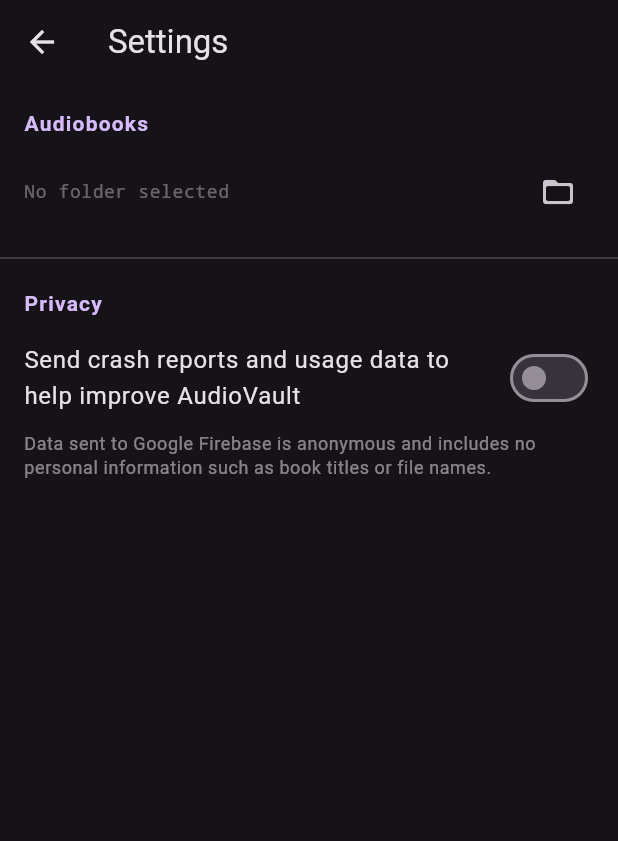
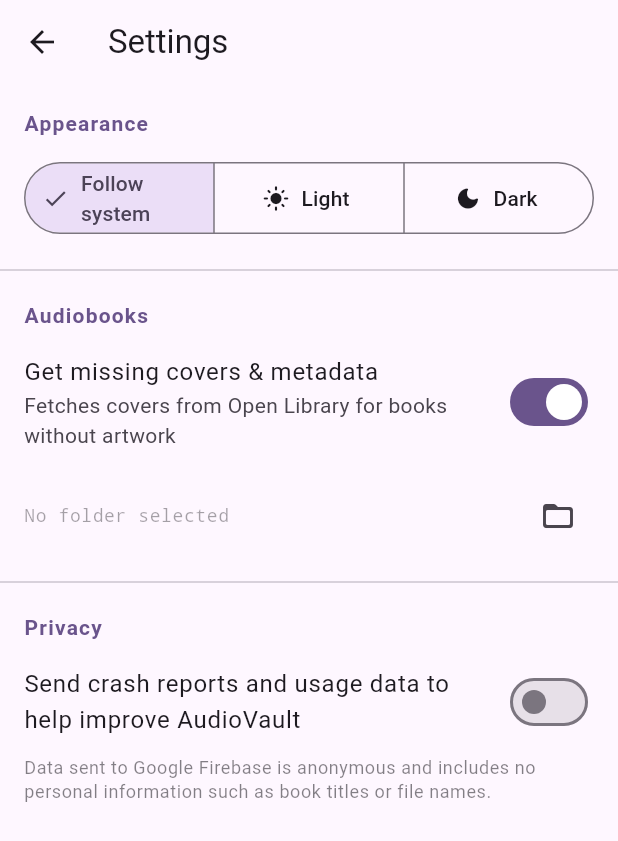
Before and after one commit to mattsteednz/audiovault, a Flutter app: the LibraryScreen screen opened directly, after a tap on the "settings" icon, on a phone screen of 412 x 824 dp. Shown: the top 841 px of the screen. Run offline on Flutter 3.47's test engine with Material 3 defaults, Android fonts, the phone set to English and light mode, and no system bars; our stand-ins replace audio_service, file_picker, firebase_analytics, firebase_core, firebase_crashlytics, just_audio and 3 more; missing offline and left inert: audio_metadata_reader; accounts and stored records are empty.

Commit message:
feat: light/dark mode, Open Library cover enrichment, natural file sort
- Theme: new Appearance section in Settings (Follow system / Light / Dark),
  persisted and applied live via ValueNotifier; no flash on launch
- EnrichmentService: background Open Library cover fetching, SQLite cache
  (audiovault_enrichment.db), streams covers to LibraryScreen as they arrive;
  retry cap of once per 24 h; toggle in Settings (on by default)
- Natural sort: audio files now sort 2 < 10 < 100, fixing chapter order
- Audiobook.copyWith for immutable cover updates
- Audio stream error handling: onError callbacks log instead of swallowing
- Add http: ^1.2.0 dependency
- Move completed PRDs to prd/done/
- Add CHANGELOG.md

Co-Authored-By: Claude Sonnet 4.6 <noreply@anthropic.com>

```diff
--- a/lib/main.dart
+++ b/lib/main.dart
@@ -1,7 +1,6 @@
 import 'package:audio_service/audio_service.dart';
 import 'package:firebase_core/firebase_core.dart';
 import 'package:flutter/material.dart';
-import 'package:shared_preferences/shared_preferences.dart';
 import 'screens/consent_screen.dart';
 import 'screens/library_screen.dart';
 import 'screens/onboarding_screen.dart';
@@ -10,6 +9,22 @@ import 'services/preferences_service.dart';
 import 'services/telemetry_service.dart';
 
 late AudioVaultHandler audioHandler;
+
+/// Notifier that drives the app-wide theme mode. Update this to change the
+/// theme without restarting the app.
+final ValueNotifier<ThemeMode> themeModeNotifier =
+    ValueNotifier<ThemeMode>(ThemeMode.system);
+
+ThemeMode _themeModeFromString(String? value) {
+  switch (value) {
+    case 'light':
+      return ThemeMode.light;
+    case 'dark':
+      return ThemeMode.dark;
+    default:
+      return ThemeMode.system;
+  }
+}
 
 void main() async {
   WidgetsFlutterBinding.ensureInitialized();
@@ -35,25 +50,51 @@ void main() async {
     // Firebase not yet configured — app continues without telemetry.
   }
 
+  // Read persisted theme mode before first frame so there is no flash.
+  final storedTheme = await PreferencesService().getThemeMode();
+  themeModeNotifier.value = _themeModeFromString(storedTheme);
+
   runApp(const AudioVaultApp());
 }
 
-class AudioVaultApp extends StatelessWidget {
+class AudioVaultApp extends StatefulWidget {
   const AudioVaultApp({super.key});
 
   @override
+  State<AudioVaultApp> createState() => _AudioVaultAppState();
+}
+
+class _AudioVaultAppState extends State<AudioVaultApp> {
+  static final _lightTheme = ThemeData(
+    colorScheme: ColorScheme.fromSeed(
+      seedColor: const Color(0xFF6B4C9A),
+      brightness: Brightness.light,
+    ),
+    useMaterial3: true,
+  );
+
+  static final _darkTheme = ThemeData(
+    colorScheme: ColorScheme.fromSeed(
+      seedColor: const Color(0xFF6B4C9A),
+      brightness: Brightness.dark,
+    ),
+    useMaterial3: true,
+  );
+
+  @override
   Widget build(BuildContext context) {
-    return MaterialApp(
-      title: 'AudioVault',
-      debugShowCheckedModeBanner: false,
-      theme: ThemeData(
-        colorScheme: ColorScheme.fromSeed(
-          seedColor: const Color(0xFF6B4C9A),
-          brightness: Brightness.dark,
-        ),
-        useMaterial3: true,
-      ),
-      home: const _AppEntryPoint(),
+    return ValueListenableBuilder<ThemeMode>(
+      valueListenable: themeModeNotifier,
+      builder: (context, themeMode, _) {
+        return MaterialApp(
+          title: 'AudioVault',
+          debugShowCheckedModeBanner: false,
+          theme: _lightTheme,
+          darkTheme: _darkTheme,
+          themeMode: themeMode,
+          home: const _AppEntryPoint(),
+        );
+      },
     );
   }
 }
--- a/lib/screens/library_screen.dart
+++ b/lib/screens/library_screen.dart
@@ -4,6 +4,7 @@ import 'package:audio_service/audio_service.dart';
 import 'package:flutter/material.dart';
 import '../main.dart';
 import '../models/audiobook.dart';
+import '../services/enrichment_service.dart';
 import '../services/position_service.dart';
 import '../services/preferences_service.dart';
 import '../services/scanner_service.dart';
@@ -33,11 +34,13 @@ class _LibraryScreenState extends State<LibraryScreen> {
   String? _activePath;
   bool _isPlaying = false;
   StreamSubscription<PlaybackState>? _playbackSub;
+  StreamSubscription<({String bookPath, String coverPath})>? _enrichSub;
 
   @override
   void initState() {
     super.initState();
     _scan();
+    _enrichSub = EnrichmentService().onCoverFetched.listen(_onCoverFetched);
     _playbackSub = audioHandler.playbackState.listen((state) {
       final newPath = audioHandler.currentBook?.path;
       if (newPath != _activePath || state.playing != _isPlaying) {
@@ -52,6 +55,7 @@ class _LibraryScreenState extends State<LibraryScreen> {
   @override
   void dispose() {
     _playbackSub?.cancel();
+    _enrichSub?.cancel();
     super.dispose();
   }
 
@@ -72,9 +76,27 @@ class _LibraryScreenState extends State<LibraryScreen> {
         return;
       }
       final books = await ScannerService().scanFolder(path);
-      _rawBooks = books;
+
+      // Apply any covers already fetched in a previous session.
+      final cachedCovers = await EnrichmentService().getAllEnrichedCovers();
+      _rawBooks = cachedCovers.isEmpty
+          ? books
+          : books.map((b) {
+              if (b.coverImagePath != null || b.coverImageBytes != null) {
+                return b;
+              }
+              final cached = cachedCovers[b.path];
+              return cached != null ? b.copyWith(coverImagePath: cached) : b;
+            }).toList();
+
       await _applySort();
       setState(() => _scanning = false);
+
+      // Start background enrichment for books missing covers.
+      final enrichEnabled = await PreferencesService().getMetadataEnrichment();
+      if (enrichEnabled) {
+        unawaited(EnrichmentService().enqueueBooks(_rawBooks!));
+      }
 
       // Restore the last-played book into the handler so the mini player
       // appears immediately on launch (without auto-playing).
@@ -116,6 +138,17 @@ class _LibraryScreenState extends State<LibraryScreen> {
       _lastPlayedMs = played;
       _books = [...withHistory, ...withoutHistory];
     });
+  }
+
+  void _onCoverFetched(({String bookPath, String coverPath}) event) {
+    final raw = _rawBooks;
+    if (raw == null) return;
+    final idx = raw.indexWhere((b) => b.path == event.bookPath);
+    if (idx == -1) return;
+    final updated = List<Audiobook>.from(raw);
+    updated[idx] = raw[idx].copyWith(coverImagePath: event.coverPath);
+    _rawBooks = updated;
+    _applySort();
   }
 
   void _openPlayer(BuildContext context, Audiobook book) {
--- a/lib/screens/settings_screen.dart
+++ b/lib/screens/settings_screen.dart
@@ -2,6 +2,8 @@ import 'dart:io';
 import 'package:file_picker/file_picker.dart';
 import 'package:flutter/material.dart';
 import 'package:permission_handler/permission_handler.dart';
+import '../main.dart';
+import '../services/enrichment_service.dart';
 import '../services/preferences_service.dart';
 import '../services/telemetry_service.dart';
 
@@ -16,8 +18,10 @@ class SettingsScreen extends StatefulWidget {
 class _SettingsScreenState extends State<SettingsScreen> {
   String? _folderPath;
   bool _telemetryEnabled = false;
+  bool _metadataEnrichment = true;
   bool _folderChanged = false;
   bool _pickingFolder = false;
+  String _themeMode = 'system';
 
   @override
   void initState() {
@@ -29,9 +33,13 @@ class _SettingsScreenState extends State<SettingsScreen> {
     final prefs = PreferencesService();
     final path = await prefs.getLibraryPath();
     final consent = await prefs.getAnalyticsConsent();
+    final themeMode = await prefs.getThemeMode();
+    final enrichment = await prefs.getMetadataEnrichment();
     setState(() {
       _folderPath = path;
       _telemetryEnabled = consent ?? false;
+      _themeMode = themeMode ?? 'system';
+      _metadataEnrichment = enrichment;
     });
   }
 
@@ -63,6 +71,29 @@ class _SettingsScreenState extends State<SettingsScreen> {
     }
   }
 
+  Future<void> _setThemeMode(String value) async {
+    await PreferencesService().setThemeMode(value);
+    ThemeMode themeMode;
+    switch (value) {
+      case 'light':
+        themeMode = ThemeMode.light;
+        break;
+      case 'dark':
+        themeMode = ThemeMode.dark;
+        break;
+      default:
+        themeMode = ThemeMode.system;
+    }
+    themeModeNotifier.value = themeMode;
+    setState(() => _themeMode = value);
+  }
+
+  Future<void> _setMetadataEnrichment(bool value) async {
+    await PreferencesService().setMetadataEnrichment(value);
+    if (!value) EnrichmentService().cancel();
+    setState(() => _metadataEnrichment = value);
+  }
+
   Future<void> _setTelemetry(bool value) async {
     await PreferencesService().setAnalyticsConsent(value);
     await TelemetryService.applyConsent(value);
@@ -86,8 +117,46 @@ class _SettingsScreenState extends State<SettingsScreen> {
         body: ListView(
           padding: const EdgeInsets.symmetric(vertical: 8),
           children: [
+            // ── Appearance section ───────────────────────────────────────
+            _sectionHeader('Appearance', theme),
+            Padding(
+              padding: const EdgeInsets.symmetric(horizontal: 16, vertical: 8),
+              child: SegmentedButton<String>(
+                segments: const [
+                  ButtonSegment(
+                    value: 'system',
+                    label: Text('Follow system'),
+                    icon: Icon(Icons.brightness_auto_rounded),
+                  ),
+                  ButtonSegment(
+                    value: 'light',
+                    label: Text('Light'),
+                    icon: Icon(Icons.light_mode_rounded),
+                  ),
+                  ButtonSegment(
+                    value: 'dark',
+                    label: Text('Dark'),
+                    icon: Icon(Icons.dark_mode_rounded),
+                  ),
+                ],
+                selected: {_themeMode},
+                onSelectionChanged: (selection) =>
+                    _setThemeMode(selection.first),
+              ),
+            ),
+            const Divider(height: 24),
+
             // ── Audiobooks section ───────────────────────────────────────
             _sectionHeader('Audiobooks', theme),
+            SwitchListTile(
+              value: _metadataEnrichment,
+              onChanged: _setMetadataEnrichment,
+              title: const Text('Get missing covers & metadata'),
+              subtitle: const Text(
+                  'Fetches covers from Open Library for books without artwork'),
+              contentPadding:
+                  const EdgeInsets.symmetric(horizontal: 16, vertical: 4),
+            ),
             ListTile(
               contentPadding:
                   const EdgeInsets.symmetric(horizontal: 16, vertical: 4),
--- a/lib/services/preferences_service.dart
+++ b/lib/services/preferences_service.dart
@@ -3,6 +3,8 @@ import 'package:shared_preferences/shared_preferences.dart';
 class PreferencesService {
   static const _libraryPathKey = 'library_path';
   static const _analyticsConsentKey = 'analytics_consent';
+  static const _themeModeKey = 'theme_mode';
+  static const _metadataEnrichmentKey = 'metadata_enrichment';
 
   Future<String?> getLibraryPath() async {
     final prefs = await SharedPreferences.getInstance();
@@ -30,4 +32,25 @@ class PreferencesService {
     final prefs = await SharedPreferences.getInstance();
     await prefs.setBool(_analyticsConsentKey, value);
   }
+
+  /// Returns null if no preference has been stored (treat as 'system').
+  Future<String?> getThemeMode() async {
+    final prefs = await SharedPreferences.getInstance();
+    return prefs.getString(_themeModeKey);
+  }
+
+  Future<void> setThemeMode(String value) async {
+    final prefs = await SharedPreferences.getInstance();
+    await prefs.setString(_themeModeKey, value);
+  }
+
+  Future<bool> getMetadataEnrichment() async {
+    final prefs = await SharedPreferences.getInstance();
+    return prefs.getBool(_metadataEnrichmentKey) ?? true; // default on
+  }
+
+  Future<void> setMetadataEnrichment(bool value) async {
+    final prefs = await SharedPreferences.getInstance();
+    await prefs.setBool(_metadataEnrichmentKey, value);
+  }
 }
--- a/pubspec.yaml
+++ b/pubspec.yaml
@@ -18,6 +18,7 @@ dependencies:
   audio_service: ^0.18.0
   path_provider: ^2.1.0
   sqflite: ^2.3.0
+  http: ^1.2.0
   firebase_core: ^3.0.0
   firebase_analytics: ^11.0.0
   firebase_crashlytics: ^4.0.0
```
Also changed, not shown: lib/models/audiobook.dart (+13 -0 lines), lib/services/audio_handler.dart (+13 -2 lines), lib/services/enrichment_service.dart (added, +196 -0 lines), lib/services/scanner_service.dart (+23 -1 lines), pubspec.lock, 15 other files.
